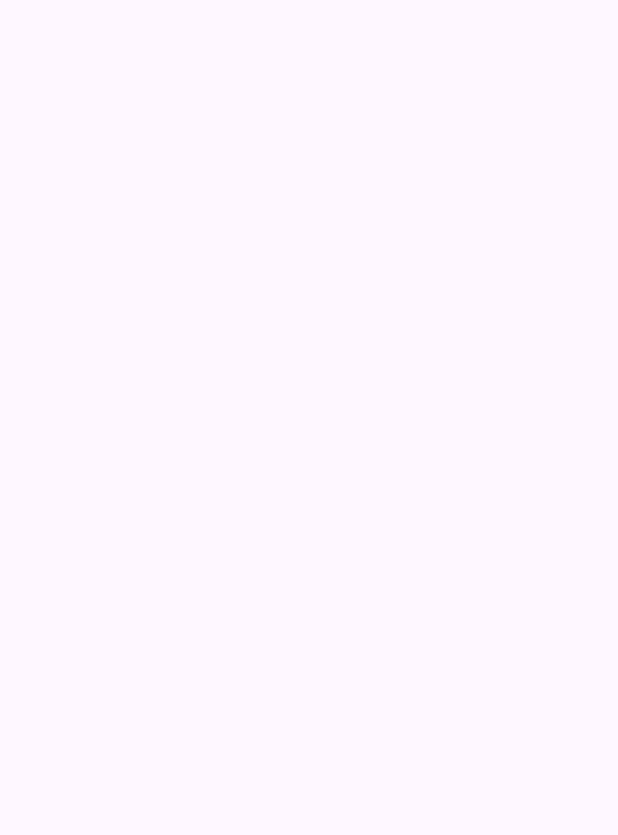
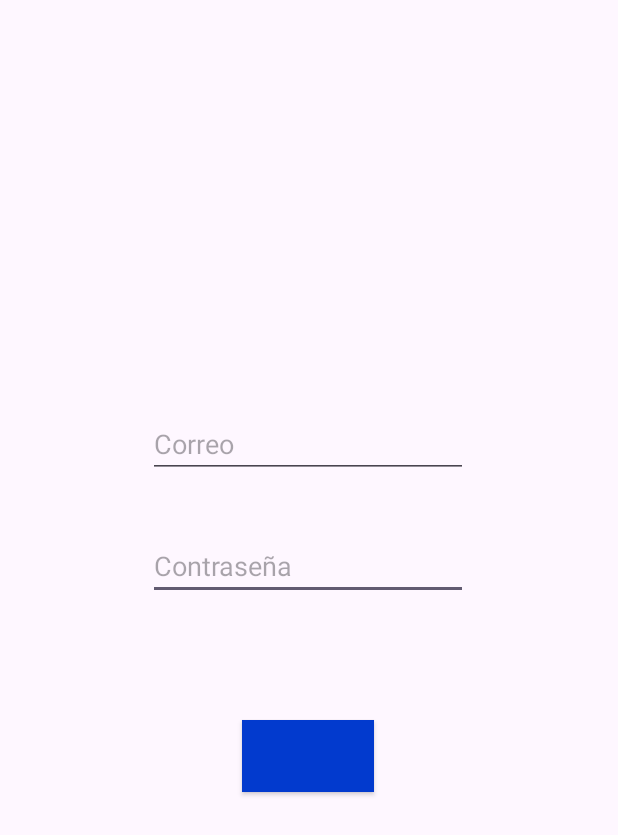
Before and after one commit to JosephByronLane/BattleShipGame, an Android app: the LoginActivity screen opened directly, with no data from a screen before it, on a phone screen of 412 x 824 dp. Before the commit the part shown is empty. Shown: the top 835 px of the screen. Run offline under Robolectric (Android 15) with nearby library versions, the phone set to English and light mode, and no system bars.

Commit message:
Más cambios de UI, faltan detalles y realizar la funcionalidad del juego (frontend)

```diff
--- /dev/null
+++ b/app/src/main/res/drawable/baseline_arrow_back_24.xml
@@ -0,0 +1,5 @@
+<vector xmlns:android="http://schemas.android.com/apk/res/android" android:autoMirrored="true" android:height="24dp" android:tint="#000000" android:viewportHeight="24" android:viewportWidth="24" android:width="24dp">
+
+    <path android:fillColor="@android:color/white" android:pathData="M20,11H7.83l5.59,-5.59L12,4l-8,8 8,8 1.41,-1.41L7.83,13H20v-2z"/>
+
+</vector>
--- a/app/src/main/res/layout/activity_login.xml
+++ b/app/src/main/res/layout/activity_login.xml
@@ -7,4 +7,58 @@
     android:layout_height="match_parent"
     tools:context=".LoginActivity">
 
+
+    <TextView
+        android:layout_width="wrap_content"
+        android:layout_height="wrap_content"
+        android:layout_marginBottom="36dp"
+        android:textAlignment="center"
+        android:textSize="36sp"
+        app:layout_constraintBottom_toTopOf="@+id/editTextTextEmailAddress"
+        app:layout_constraintEnd_toEndOf="parent"
+        app:layout_constraintStart_toStartOf="parent"
+        tools:text="Ingrese sus datos para iniciar sesión" />
+
+    <EditText
+        android:id="@+id/editTextNumberPassword"
+        android:layout_width="wrap_content"
+        android:layout_height="wrap_content"
+        android:layout_marginBottom="424dp"
+        android:ems="10"
+        android:hint="Contraseña"
+        android:inputType="numberPassword"
+        app:layout_constraintBottom_toBottomOf="parent"
+        app:layout_constraintEnd_toEndOf="parent"
+        app:layout_constraintHorizontal_bias="0.497"
+        app:layout_constraintStart_toStartOf="parent" />
+
+    <EditText
+        android:id="@+id/editTextTextEmailAddress"
+        android:layout_width="wrap_content"
+        android:layout_height="wrap_content"
+        android:layout_marginBottom="36dp"
+        android:ems="10"
+        android:hint="Correo"
+        android:inputType="textEmailAddress"
+        app:layout_constraintBottom_toTopOf="@+id/editTextNumberPassword"
+        app:layout_constraintEnd_toEndOf="parent"
+        app:layout_constraintHorizontal_bias="0.497"
+        app:layout_constraintStart_toStartOf="parent"
+        app:layout_constraintTop_toTopOf="parent"
+        app:layout_constraintVertical_bias="1.0" />
+
+    <androidx.appcompat.widget.AppCompatButton
+        android:layout_width="wrap_content"
+        android:layout_height="wrap_content"
+        android:layout_marginTop="60dp"
+        android:background="#023ace"
+        android:paddingHorizontal="10dp"
+        android:textColor="#ffffff"
+        app:layout_constraintBottom_toBottomOf="parent"
+        app:layout_constraintEnd_toEndOf="parent"
+        app:layout_constraintHorizontal_bias="0.498"
+        app:layout_constraintStart_toStartOf="parent"
+        app:layout_constraintTop_toBottomOf="@+id/editTextNumberPassword"
+        app:layout_constraintVertical_bias="0.063"
+        tools:text="Iniciar sesión" />
 </androidx.constraintlayout.widget.ConstraintLayout>
```
Also changed, not shown: app/src/main/res/layout/activity_scores.xml (+37 -0 lines).
